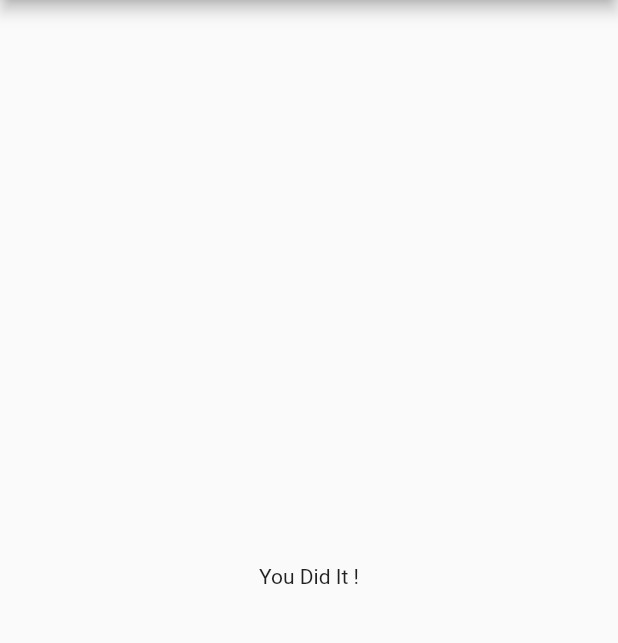
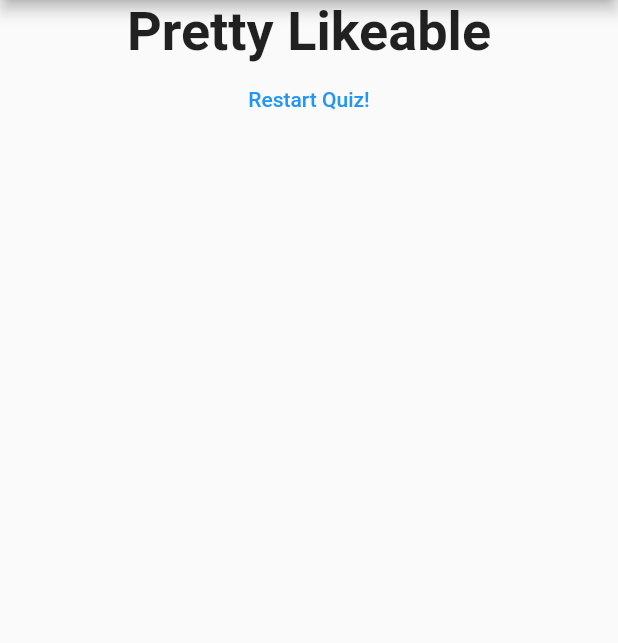
Before and after one commit to TammamKhalaf/flutter_complete_guide_app, a Flutter app: the screen it shows after launch, after a tap on "Red", after a tap on "rabbit", after a tap on "oudi", on a phone screen of 412 x 824 dp, the part 84-727 px from its top. Run offline on Flutter 3.47's test engine with Material 2 defaults, Android fonts, the phone set to English and light mode, and no system bars.

Commit message:
resting quiz

```diff
--- a/lib/main.dart
+++ b/lib/main.dart
@@ -62,6 +62,15 @@ class _MyAppState extends State<MyApp> {
     }
   }
 
+  void _resetQuiz(){
+    setState(() {
+
+      _questionIndex = 0;
+      _totalScore = 0;
+
+    });
+  }
+
   @override
   Widget build(BuildContext context) {
     return MaterialApp(
@@ -75,7 +84,7 @@ class _MyAppState extends State<MyApp> {
                 answerQuestion: _answerQuestion,
                 questionIndex: _questionIndex,
               )
-            : Result(),
+            : Result(_totalScore,_resetQuiz),
       ),
     );
   }
--- a/lib/result.dart
+++ b/lib/result.dart
@@ -1,10 +1,44 @@
 import 'package:flutter/cupertino.dart';
+import 'package:flutter/material.dart';
 
 class Result extends StatelessWidget {
+  final int resultScore;
+  final Function resetHandler;
+
+  Result(this.resultScore, this.resetHandler);
+
+  String get resultPhrase {
+    String resultText;
+
+    if (resultScore <= 8) {
+      resultText = "You are awesome and innocent!";
+    } else if (resultScore <= 12) {
+      resultText = "Pretty Likeable";
+    } else if (resultScore <= 16) {
+      resultText = "You are ... strange!?";
+    } else {
+      resultText = "You are so bad !";
+    }
+
+    return resultText;
+  }
+
   @override
   Widget build(BuildContext context) {
     return Center(
-      child: Text("You Did It !"),
+      child: Column(
+        children: [
+          Text(
+            resultPhrase,
+            style: TextStyle(
+              fontSize: 36,
+              fontWeight: FontWeight.bold,
+            ),
+            textAlign: TextAlign.center,
+          ),
+          FlatButton(onPressed: resetHandler, child: Text("Restart Quiz!",),textColor: Colors.blue,)
+        ],
+      ),
     );
   }
 }
```
